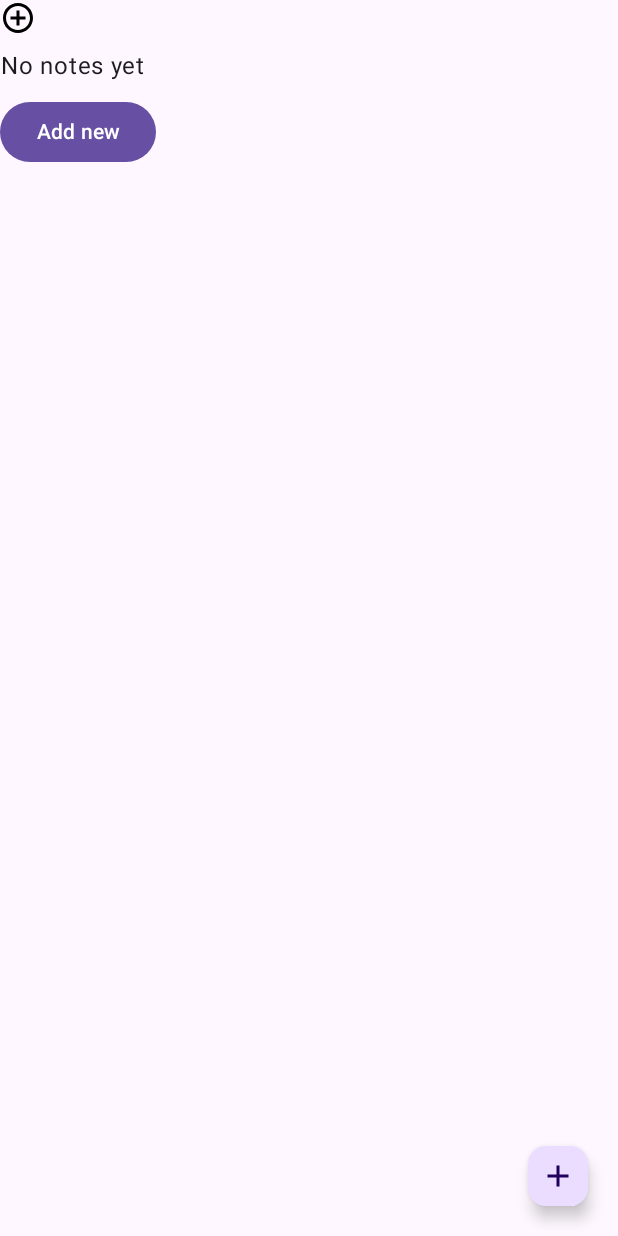
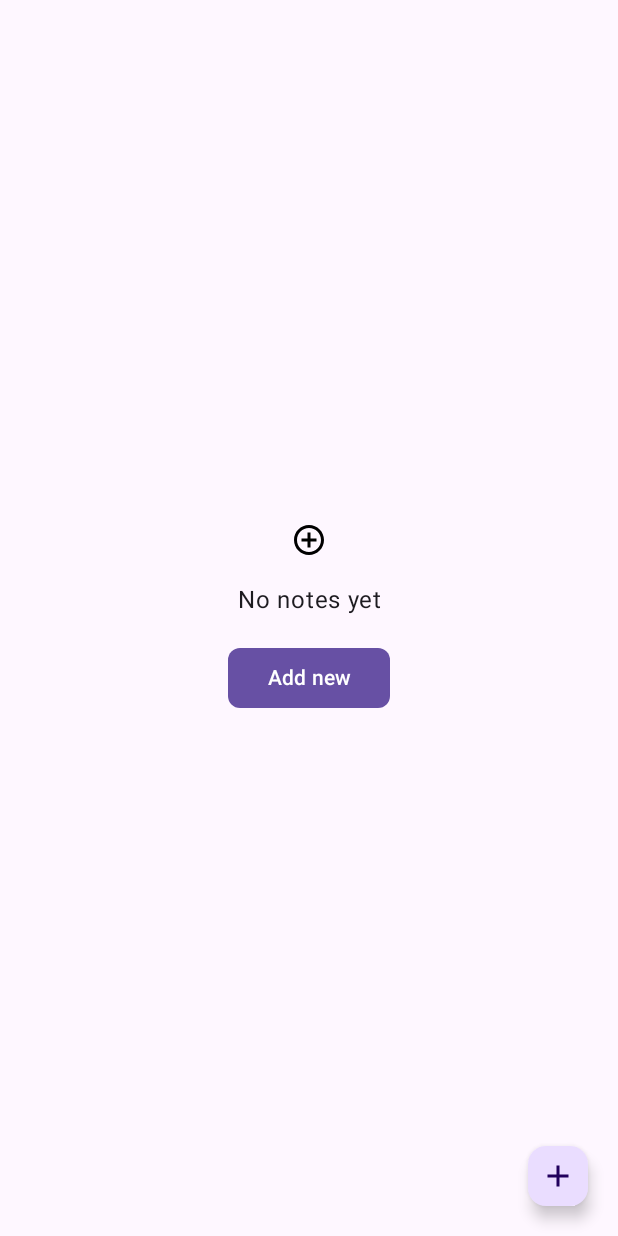
Before and after one commit to fede-debe/LifeHub, an Android app built with Jetpack Compose: the notes screen opened through its navigation route, on a phone screen of 412 x 824 dp. Run offline under Robolectric (Android 15) with nearby library versions, the phone set to English and light mode, and no system bars; our stand-ins replace Dagger/Hilt's generated code.

```diff
--- a/app/src/main/java/com/example/lifehub/ui/components/EmptyState.kt
+++ b/app/src/main/java/com/example/lifehub/ui/components/EmptyState.kt
@@ -3,11 +3,11 @@ package com.example.lifehub.ui.components
 import androidx.annotation.DrawableRes
 import androidx.compose.foundation.layout.Arrangement
 import androidx.compose.foundation.layout.Column
-import androidx.compose.foundation.layout.fillMaxWidth
-import androidx.compose.material3.Button
+import androidx.compose.foundation.layout.fillMaxSize
 import androidx.compose.material3.Icon
 import androidx.compose.material3.Text
 import androidx.compose.runtime.Composable
+import androidx.compose.ui.Alignment
 import androidx.compose.ui.Modifier
 import androidx.compose.ui.graphics.Color
 import androidx.compose.ui.res.painterResource
@@ -31,8 +31,13 @@ fun EmptyState(
     onClick: () -> Unit
 ) {
     Column(
-        modifier = Modifier.fillMaxWidth(),
-        verticalArrangement = Arrangement.spacedBy(LifeHubTheme.spacing.stack.small)
+        modifier = Modifier.fillMaxSize(),
+        verticalArrangement = Arrangement.Center,
+        horizontalAlignment = Alignment.CenterHorizontally
+    ) {
+        Column(
+            verticalArrangement = Arrangement.spacedBy(LifeHubTheme.spacing.stack.medium),
+            horizontalAlignment = Alignment.CenterHorizontally
         ) {
             Icon(
                 painter = painterResource(iconRes),
@@ -40,8 +45,9 @@ fun EmptyState(
                 contentDescription = "empty state icon"
             )
             Text(text = description, textAlign = TextAlign.Center)
-        Button(onClick = onClick) {
+            ButtonPrimary(onClick = onClick) {
                 Text(text = "Add new", textAlign = TextAlign.Center)
+            }
         }
     }
 }
```
Also changed, not shown: app/src/main/java/com/example/lifehub/ui/screens/notes/add/AddNoteScreen.kt (+5 -6 lines). Lines whose indentation alone changed are shown as unchanged.
